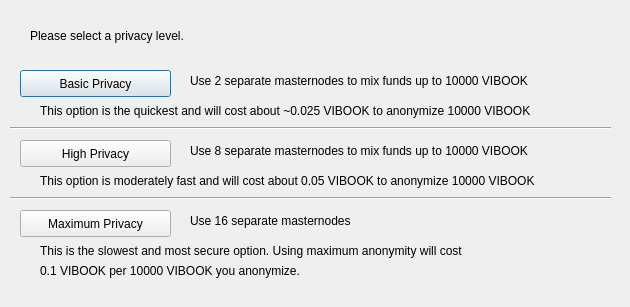
VibookCoin/vibook, file src/qt/forms/obfuscationconfig.ui: the form before one commit.
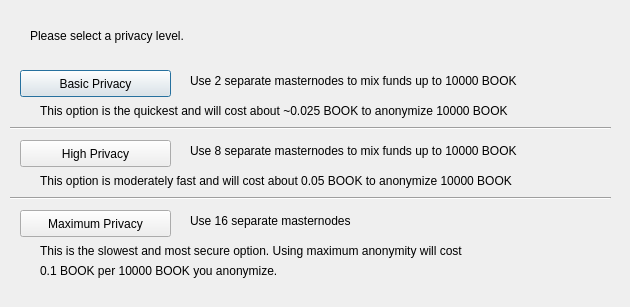
The form after the commit.

Diff of the .ui file:
```diff
--- a/src/qt/forms/obfuscationconfig.ui
+++ b/src/qt/forms/obfuscationconfig.ui
@@ -75,7 +75,7 @@
     </rect>
    </property>
    <property name="text">
-    <string>Use 2 separate masternodes to mix funds up to 10000 VIBOOK</string>
+    <string>Use 2 separate masternodes to mix funds up to 10000 BOOK</string>
    </property>
   </widget>
   <widget class="QLabel" name="label_3">
@@ -88,7 +88,7 @@
     </rect>
    </property>
    <property name="text">
-    <string>Use 8 separate masternodes to mix funds up to 10000 VIBOOK</string>
+    <string>Use 8 separate masternodes to mix funds up to 10000 BOOK</string>
    </property>
   </widget>
   <widget class="QLabel" name="label_4">
@@ -114,7 +114,7 @@
     </rect>
    </property>
    <property name="text">
-    <string>This option is the quickest and will cost about ~0.025 VIBOOK to anonymize 10000 VIBOOK</string>
+    <string>This option is the quickest and will cost about ~0.025 BOOK to anonymize 10000 BOOK</string>
    </property>
   </widget>
   <widget class="QLabel" name="label_7">
@@ -127,7 +127,7 @@
     </rect>
    </property>
    <property name="text">
-    <string>This option is moderately fast and will cost about 0.05 VIBOOK to anonymize 10000 VIBOOK</string>
+    <string>This option is moderately fast and will cost about 0.05 BOOK to anonymize 10000 BOOK</string>
    </property>
   </widget>
   <widget class="QLabel" name="label_8">
@@ -153,7 +153,7 @@
     </rect>
    </property>
    <property name="text">
-    <string>0.1 VIBOOK per 10000 VIBOOK you anonymize.</string>
+    <string>0.1 BOOK per 10000 BOOK you anonymize.</string>
    </property>
   </widget>
   <widget class="Line" name="line">
```
